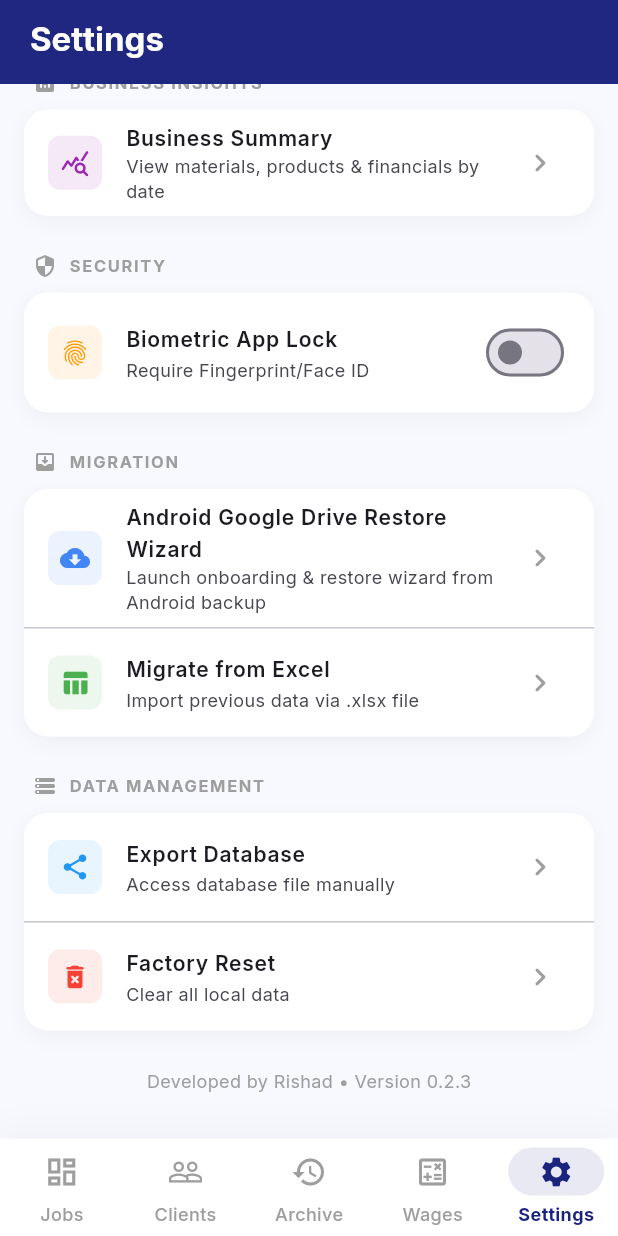
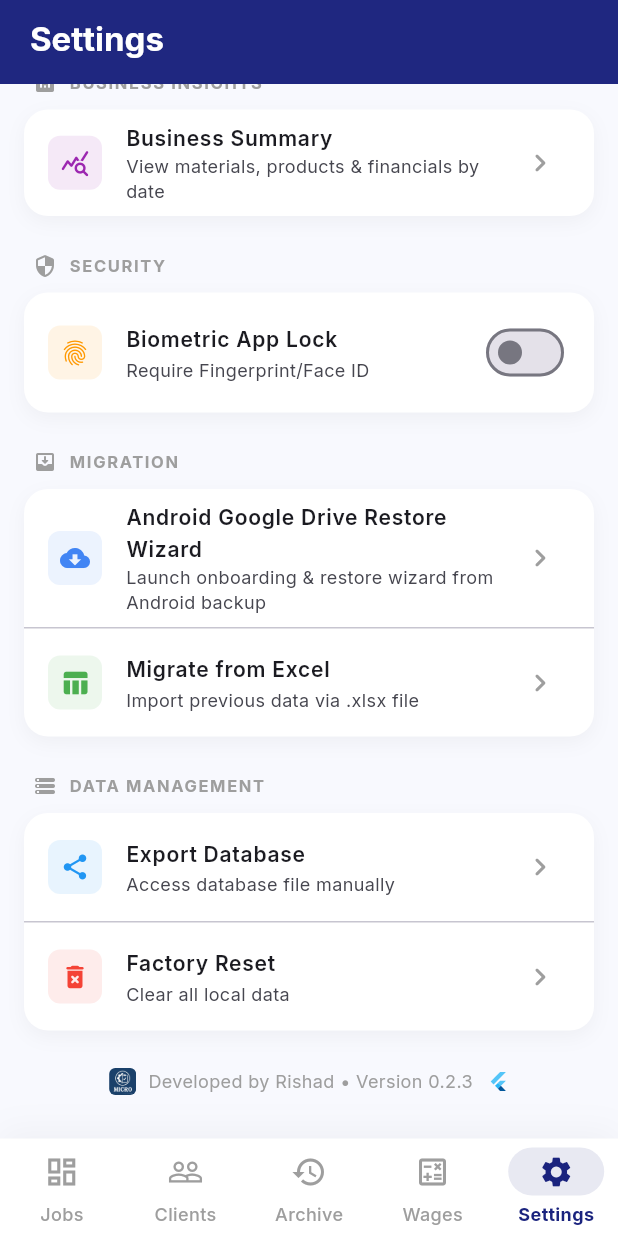
Before and after one commit to MrishadK/micro-fabrication-erp, a Flutter app: the screen it shows after launch, item 5 of the bottom bar chosen, scrolled down 250 dp, on a phone screen of 412 x 824 dp. Run offline on Flutter 3.47's test engine with Material 3 defaults, Android fonts, the phone set to English and light mode, and no system bars; our stand-ins replace file_picker, flutter_riverpod, google_fonts, google_sign_in, googleapis_auth, local_auth and 7 more; missing offline and left inert: excel, extension_google_sign_in_as_googleapis_auth, googleapis, restart_app, shorebird_code_push; accounts and stored records are empty.

Commit message:
feat: display app logo and Flutter logo across desktop sidebar, welcome screen, dialog, and settings

```diff
--- a/lib/main.dart
+++ b/lib/main.dart
@@ -222,11 +222,19 @@ class _AuthWrapperState extends State<AuthWrapper> {
 
   @override
   Widget build(BuildContext context) {
-    // 1. Show a loading spinner for the split second it checks SharedPreferences
+    // 1. Show app logo with loading spinner for the split second it checks SharedPreferences
     if (_isChecking) {
-      return const Scaffold(
+      return Scaffold(
+        backgroundColor: const Color(0xFFF5F7FA),
         body: Center(
-          child: CircularProgressIndicator(color: Color(0xFFFF6D00)),
+          child: Column(
+            mainAxisAlignment: MainAxisAlignment.center,
+            children: [
+              Image.asset('assets/Logo.png', width: 72, height: 72),
+              const SizedBox(height: 24),
+              const CircularProgressIndicator(color: Color(0xFFFF6D00), strokeWidth: 2.5),
+            ],
+          ),
         ),
       );
     }
@@ -241,45 +249,52 @@ class _AuthWrapperState extends State<AuthWrapper> {
     // 2. If locked and they canceled the prompt, show a beautiful lock screen
     if (_isLocked) {
       return Scaffold(
+        backgroundColor: const Color(0xFFF5F7FA),
         body: Center(
           child: Column(
             mainAxisAlignment: MainAxisAlignment.center,
             children: [
-              const Icon(
-                Icons.lock_person_rounded,
-                size: 80,
-                color: Color(0xFF1A237E),
-              ),
+              Image.asset('assets/Logo.png', width: 88, height: 88),
               const SizedBox(height: 20),
               const Text(
-                "App Locked",
+                "Micro Locked",
                 style: TextStyle(
                   fontSize: 24,
                   fontWeight: FontWeight.bold,
                   color: Color(0xFF1A237E),
                 ),
               ),
-              const SizedBox(height: 30),
+              const SizedBox(height: 6),
+              Text(
+                "Authenticate to open your workspace",
+                style: TextStyle(color: Colors.grey[600], fontSize: 13),
+              ),
+              const SizedBox(height: 24),
               ElevatedButton.icon(
                 onPressed: _authenticate,
                 icon: const Icon(Icons.fingerprint, color: Colors.white),
                 label: const Text(
-                  "UNLOCK",
-                  style: TextStyle(
-                    color: Colors.white,
-                    fontWeight: FontWeight.bold,
-                  ),
+                  "Unlock Workspace",
+                  style: TextStyle(fontWeight: FontWeight.bold),
                 ),
                 style: ElevatedButton.styleFrom(
-                  backgroundColor: const Color(0xFFFF6D00), // Secondary Orange
-                  padding: const EdgeInsets.symmetric(
-                    horizontal: 30,
-                    vertical: 12,
+                  backgroundColor: const Color(0xFF1A237E),
+                  foregroundColor: Colors.white,
+                  padding: const EdgeInsets.symmetric(horizontal: 24, vertical: 12),
+                  shape: RoundedRectangleBorder(borderRadius: BorderRadius.circular(12)),
+                ),
+              ),
+              const SizedBox(height: 40),
+              Row(
+                mainAxisAlignment: MainAxisAlignment.center,
+                children: [
+                  const FlutterLogo(size: 14),
+                  const SizedBox(width: 6),
+                  Text(
+                    "Micro Fabrication Suite",
+                    style: TextStyle(color: Colors.grey[500], fontSize: 11),
                   ),
-                  shape: RoundedRectangleBorder(
-                    borderRadius: BorderRadius.circular(12),
-                  ),
-                ),
+                ],
               ),
             ],
           ),
--- a/lib/screens/settings_view.dart
+++ b/lib/screens/settings_view.dart
@@ -178,12 +178,29 @@ class _SettingsViewState extends ConsumerState<SettingsView> {
                   Center(
                     child: Padding(
                       padding: const EdgeInsets.only(bottom: 30.0),
-                      child: Text(
-                        "Developed by Rishad • Version $_appVersion",
-                        style: const TextStyle(
-                          color: Colors.grey,
-                          fontSize: 12,
-                        ),
+                      child: Row(
+                        mainAxisAlignment: MainAxisAlignment.center,
+                        children: [
+                          ClipRRect(
+                            borderRadius: BorderRadius.circular(4),
+                            child: Image.asset(
+                              'assets/Logo.png',
+                              width: 18,
+                              height: 18,
+                              fit: BoxFit.contain,
+                            ),
+                          ),
+                          const SizedBox(width: 8),
+                          Text(
+                            "Developed by Rishad • Version $_appVersion",
+                            style: const TextStyle(
+                              color: Colors.grey,
+                              fontSize: 12,
+                            ),
+                          ),
+                          const SizedBox(width: 10),
+                          const FlutterLogo(size: 14),
+                        ],
                       ),
                     ),
                   ),
```
Also changed, not shown: lib/screens/dashboard_screen.dart (+38 -7 lines), lib/screens/welcome_restore_screen.dart (+45 -19 lines), lib/widgets/receipt_form.dart (+11 -3 lines).
